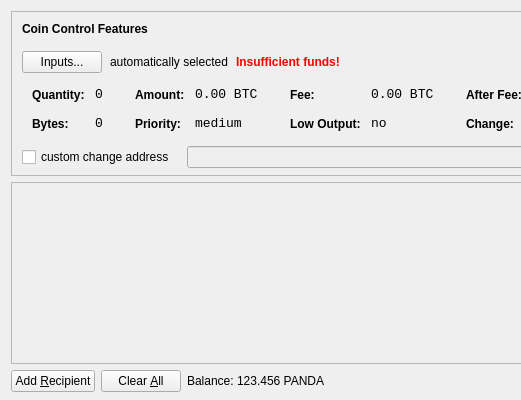
First picture: the form in src/qt/forms/sendcoinsdialog.ui, repository ChristCoin7/christcoin, before the edit; both pictures show x 0 to 521 and y 0 to 400 of the 850 by 400 pixel window.
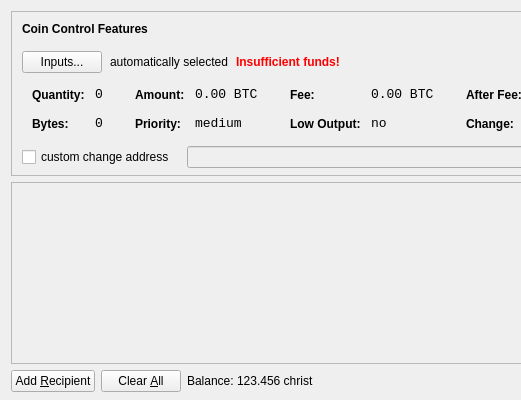
Second picture: the form after the edit. Icons and pictures are not drawn.

Patch:
```diff
--- a/src/qt/forms/sendcoinsdialog.ui
+++ b/src/qt/forms/sendcoinsdialog.ui
@@ -720,7 +720,7 @@
           <cursorShape>IBeamCursor</cursorShape>
          </property>
          <property name="text">
-          <string>123.456 PANDA</string>
+          <string>123.456 christ</string>
          </property>
          <property name="textInteractionFlags">
           <set>Qt::LinksAccessibleByMouse|Qt::TextSelectableByKeyboard|Qt::TextSelectableByMouse</set>
```
